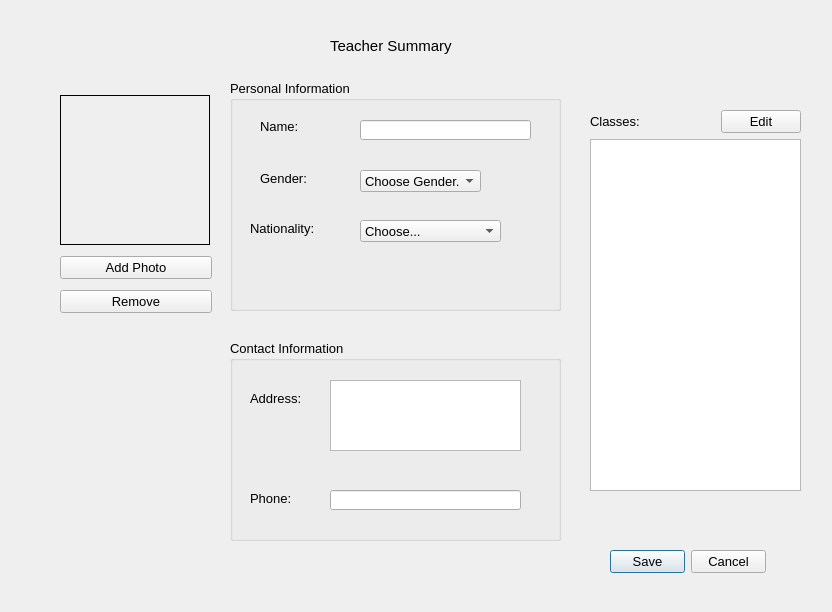
This is editteacherdialog.ui in thenewcoder/school-administration-system as Qt 5 draws it before an edit. The edited form follows.
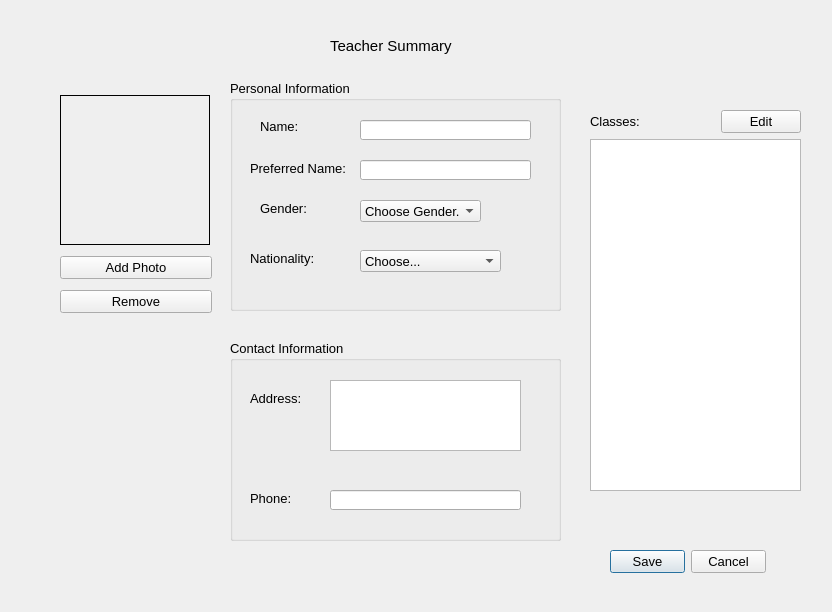
This is the edited form. Icons and pictures are not drawn.

Commit message: Added a nickname field to the students edit dialog. Added preferred name to the teachers edit dialog. Added the necessary methods to deal with the new info. Updated the databasemanager. Updated the database creation script.

```diff
--- a/editteacherdialog.ui
+++ b/editteacherdialog.ui
@@ -47,7 +47,7 @@
     <property name="geometry">
      <rect>
       <x>30</x>
-      <y>90</y>
+      <y>120</y>
       <width>61</width>
       <height>16</height>
      </rect>
@@ -60,7 +60,7 @@
     <property name="geometry">
      <rect>
       <x>20</x>
-      <y>140</y>
+      <y>170</y>
       <width>71</width>
       <height>16</height>
      </rect>
@@ -83,7 +83,7 @@
     <property name="geometry">
      <rect>
       <x>130</x>
-      <y>90</y>
+      <y>120</y>
       <width>121</width>
       <height>22</height>
      </rect>
@@ -108,7 +108,7 @@
     <property name="geometry">
      <rect>
       <x>130</x>
-      <y>140</y>
+      <y>170</y>
       <width>141</width>
       <height>22</height>
      </rect>
@@ -127,6 +127,29 @@
      </property>
     </item>
    </widget>
+   <widget class="QLabel" name="label_8">
+    <property name="geometry">
+     <rect>
+      <x>20</x>
+      <y>80</y>
+      <width>101</width>
+      <height>16</height>
+     </rect>
+    </property>
+    <property name="text">
+     <string>Preferred Name:</string>
+    </property>
+   </widget>
+   <widget class="QLineEdit" name="lePreferredName">
+    <property name="geometry">
+     <rect>
+      <x>130</x>
+      <y>80</y>
+      <width>171</width>
+      <height>20</height>
+     </rect>
+    </property>
+   </widget>
   </widget>
   <widget class="QGroupBox" name="groupBox">
    <property name="geometry">
```
The commit also changes 11 other files.
